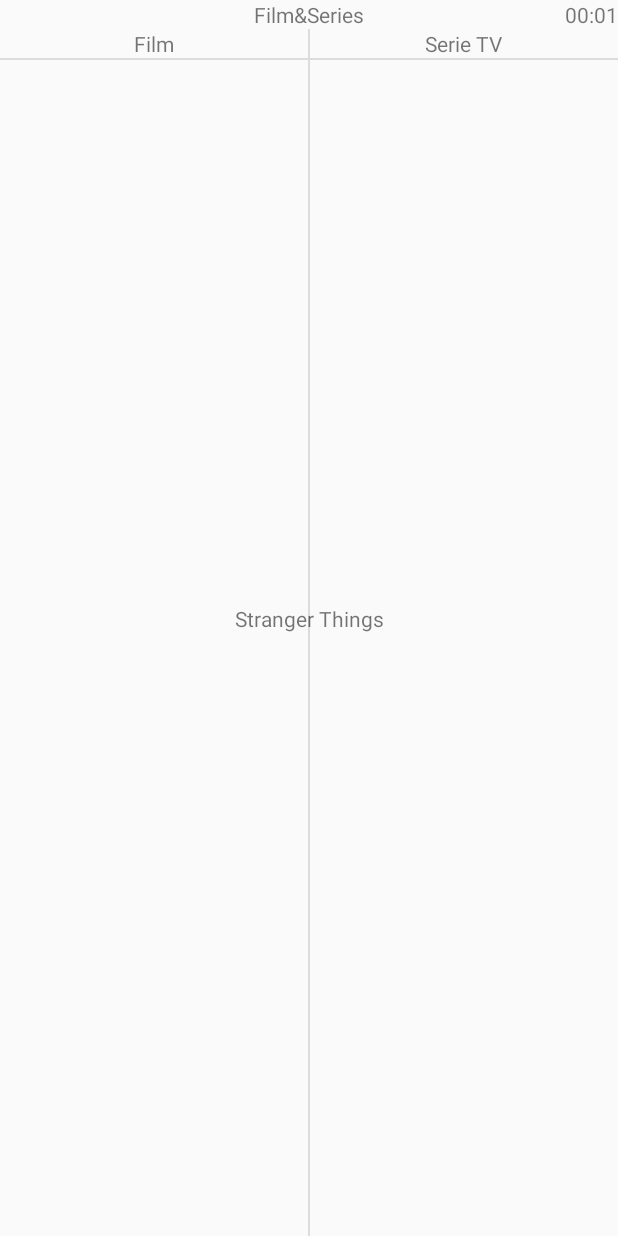
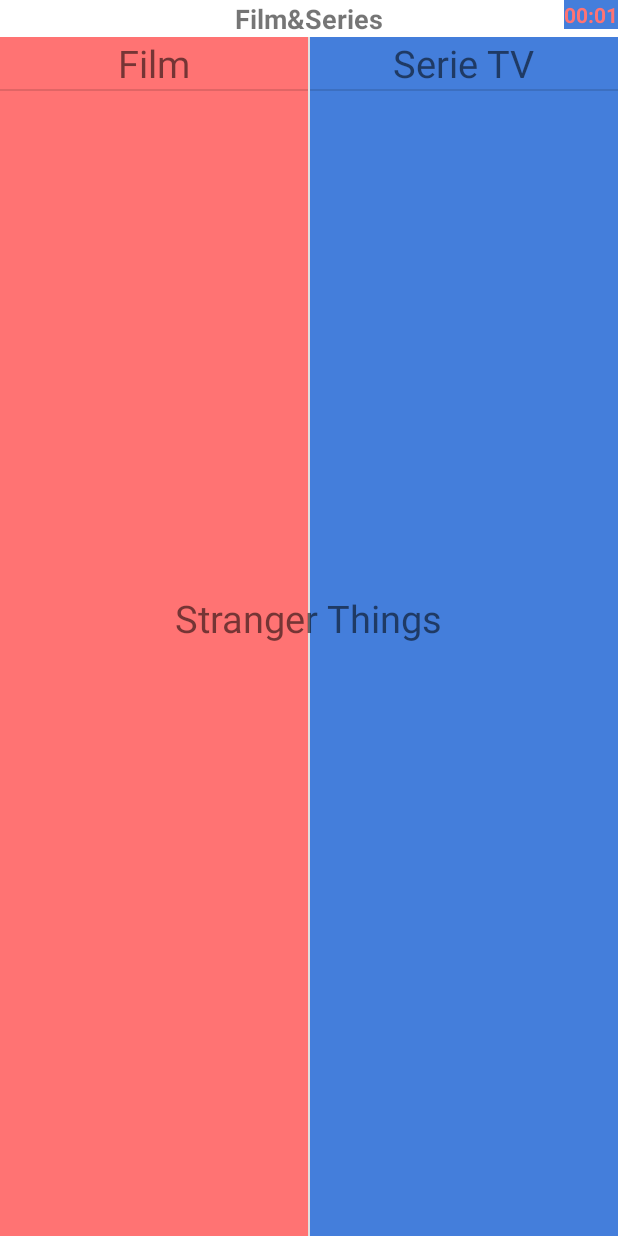
Before and after one commit to mions1/versus, an Android app: the MainActivity screen opened directly, with no data from a screen before it, on a phone screen of 412 x 824 dp. Run offline under Robolectric (Android 15) with nearby library versions, the phone set to English and light mode, and no system bars.

Commit message:
style: changed app style and style resources
Added values.xml file that contains some style value like font size.
Changed layouts so now there is few hard-coded style value

```diff
--- a/app/src/main/java/com/example/versus/MainActivity.kt
+++ b/app/src/main/java/com/example/versus/MainActivity.kt
@@ -172,6 +172,14 @@ class MainActivity : Activity(), GestureDetector.OnGestureListener, GestureDetec
         else
             this.tvTimer!!.text = "00:" + sec.toString()
 
+        if (sec % 2 == 0) {
+            tvTimer!!.setBackgroundResource(R.color.colorGameCatA)
+            tvTimer!!.setTextColor(resources.getColor(R.color.colorGameCatB))
+        }
+        else {
+            tvTimer!!.setBackgroundResource(R.color.colorGameCatB)
+            tvTimer!!.setTextColor(resources.getColor(R.color.colorGameCatA))
+        }
         if (sec <= 0) {
             game!!.gameover = true
             finish()
--- a/app/src/main/res/layout/activity_arcade.xml
+++ b/app/src/main/res/layout/activity_arcade.xml
@@ -4,15 +4,20 @@
     xmlns:tools="http://schemas.android.com/tools"
     android:layout_height="match_parent"
     android:layout_width="match_parent"
-    xmlns:app="http://schemas.android.com/apk/res-auto">
+    xmlns:app="http://schemas.android.com/apk/res-auto"
+    android:background="@color/colorGameBg"
+    >
 
     <TextView
         android:id="@+id/tvTopic"
         android:layout_width="match_parent"
         android:layout_height="wrap_content"
         android:text="Topic"
+        android:textSize="@dimen/topic_text_size"
         app:layout_constraintBottom_toTopOf="@id/llCategories"
-        android:gravity="center_horizontal" />
+        android:gravity="center_horizontal"
+        android:textStyle="bold"
+        />
 
     <TextView
         android:id="@+id/tvTimer"
@@ -21,6 +26,9 @@
         android:text="00:59"
         app:layout_constraintRight_toRightOf="parent"
         app:layout_constraintTop_toTopOf="parent"
+        android:background="@color/colorGameCatA"
+        android:textColor="@color/colorGameCatB"
+        android:textStyle="bold"
         />
 
     <LinearLayout
@@ -36,6 +44,7 @@
             android:layout_height="match_parent"
             android:layout_weight="1"
             android:orientation="vertical"
+            android:background="@color/colorGameCatA"
             >
 
             <TextView
@@ -44,6 +53,7 @@
                 android:layout_height="wrap_content"
                 android:text="Category A"
                 android:layout_gravity="center_horizontal"
+                android:textSize="@dimen/category_text_size"
                 />
 
 
@@ -65,6 +75,7 @@
             android:layout_height="match_parent"
             android:layout_weight="1"
             android:orientation="vertical"
+            android:background="@color/colorGameCatB"
             >
 
             <TextView
@@ -73,6 +84,7 @@
                 android:layout_height="wrap_content"
                 android:text="Category B"
                 android:layout_gravity="center_horizontal"
+                android:textSize="@dimen/category_text_size"
                 />
 
             <View
@@ -92,6 +104,7 @@
         app:layout_constraintLeft_toLeftOf="parent"
         app:layout_constraintRight_toRightOf="parent"
         app:layout_constraintTop_toTopOf="parent"
-        app:layout_constraintBottom_toBottomOf="parent" />
+        app:layout_constraintBottom_toBottomOf="parent"
+        android:textSize="@dimen/newword_text_size" />
 
 </androidx.constraintlayout.widget.ConstraintLayout>
--- a/app/src/main/res/values/colors.xml
+++ b/app/src/main/res/values/colors.xml
@@ -3,4 +3,7 @@
     <color name="colorPrimary">#6200EE</color>
     <color name="colorPrimaryDark">#3700B3</color>
     <color name="colorAccent">#03DAC5</color>
+    <color name="colorGameBg">#FFFFFF</color>
+    <color name="colorGameCatA">#FF7373</color>
+    <color name="colorGameCatB">#447EDB</color>
 </resources>
--- /dev/null
+++ b/app/src/main/res/values/values.xml
@@ -0,0 +1,7 @@
+<?xml version="1.0" encoding="utf-8"?>
+<resources>
+    <dimen name="topic_text_size">18dp</dimen>
+    <dimen name="category_text_size">25dp</dimen>
+    <dimen name="newword_text_size">25dp</dimen>
+
+</resources>
```
